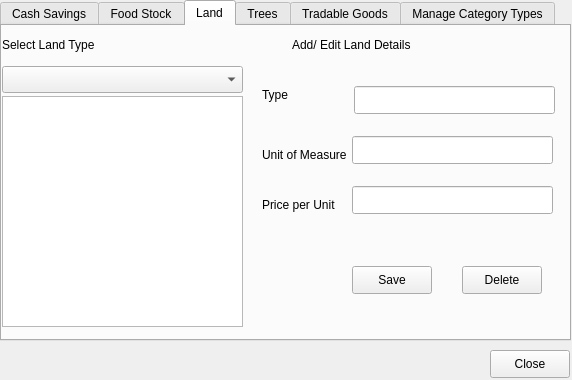
First picture: the form in open-ihm/gui/designs/ui_manageassets.ui, repository snim2mirror/openihm, before the edit.
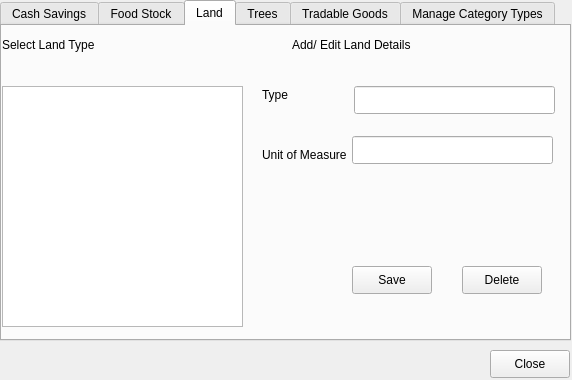
Second picture: the form after the edit. The open tabs and pages were chosen to show the change.

Commit message: update manageassets and adding table savingscategories to database

What changed in the file:
```diff
--- a/open-ihm/gui/designs/ui_manageassets.ui
+++ b/open-ihm/gui/designs/ui_manageassets.ui
@@ -310,16 +310,6 @@
       <string>Save</string>
      </property>
     </widget>
-    <widget class="QComboBox" name="comboBox_2">
-     <property name="geometry">
-      <rect>
-       <x>0</x>
-       <y>40</y>
-       <width>241</width>
-       <height>27</height>
-      </rect>
-     </property>
-    </widget>
     <widget class="QLabel" name="label_7">
      <property name="geometry">
       <rect>
@@ -350,9 +340,9 @@
      <property name="geometry">
       <rect>
        <x>0</x>
-       <y>70</y>
+       <y>60</y>
        <width>241</width>
-       <height>231</height>
+       <height>241</height>
       </rect>
      </property>
     </widget>
@@ -379,19 +369,6 @@
       <string>Add/ Edit Land Details</string>
      </property>
     </widget>
-    <widget class="QLabel" name="label_9">
-     <property name="geometry">
-      <rect>
-       <x>260</x>
-       <y>170</y>
-       <width>81</width>
-       <height>18</height>
-      </rect>
-     </property>
-     <property name="text">
-      <string>Price per Unit</string>
-     </property>
-    </widget>
     <widget class="QPushButton" name="btnLandDelete">
      <property name="geometry">
       <rect>
@@ -418,16 +395,6 @@
       <string>Select Land Type</string>
      </property>
     </widget>
-    <widget class="QLineEdit" name="lineEdit_7">
-     <property name="geometry">
-      <rect>
-       <x>350</x>
-       <y>160</y>
-       <width>201</width>
-       <height>28</height>
-      </rect>
-     </property>
-    </widget>
    </widget>
    <widget class="QWidget" name="tabTrees">
     <attribute name="title">
```
Left out of the diff: 131 changed lines with no effect on the pictures. The commit also changes 6 other files.
